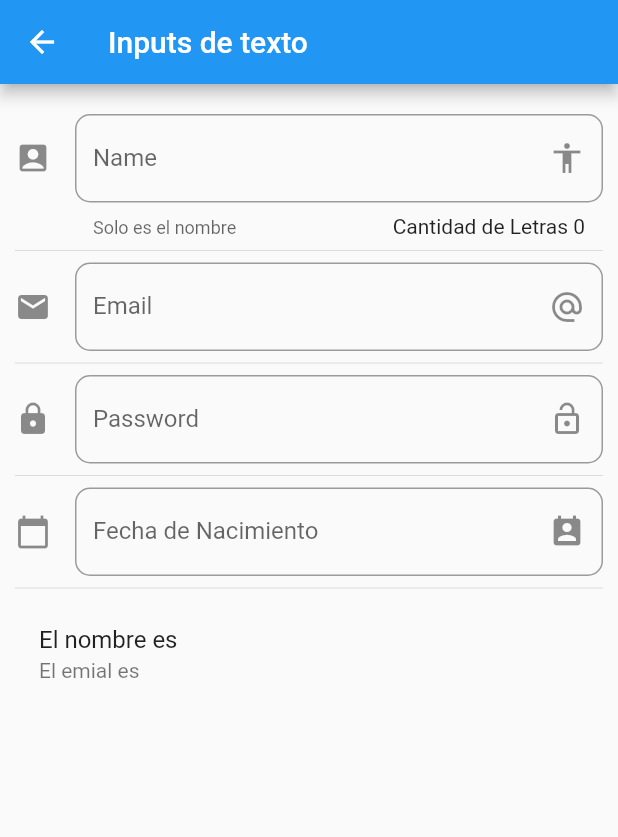
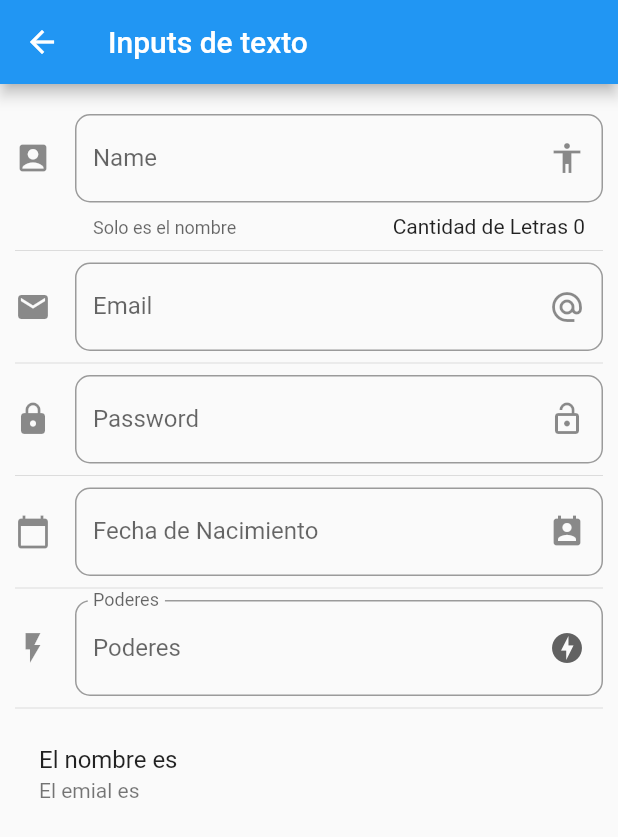
Before and after one commit to mattid89/flutter_components, a Flutter app: the screen it shows after launch, after a tap on "Inputs", on a phone screen of 412 x 824 dp. Shown: the top 837 px of the screen. Run offline on Flutter 3.47's test engine with Material 2 defaults, Android fonts, the phone set to English and light mode, and no system bars; network calls fail.

Commit message:
inputs date y dropdown

```diff
--- a/lib/main.dart
+++ b/lib/main.dart
@@ -1,5 +1,5 @@
 import 'package:flutter/material.dart';
-
+import 'package:flutter_localizations/flutter_localizations.dart';
 import 'package:componentes/src/pages/alert_page.dart';
 import 'package:componentes/src/routes/routes.dart';
 
@@ -11,6 +11,15 @@ class MyApp extends StatelessWidget {
     return MaterialApp(
       debugShowCheckedModeBanner: false,
       title: 'Componentes App',
+      localizationsDelegates: [
+        GlobalMaterialLocalizations.delegate,
+        GlobalWidgetsLocalizations.delegate,
+        GlobalCupertinoLocalizations.delegate,
+      ],
+      supportedLocales: [
+        const Locale('en'), // English
+        const Locale('es'),
+      ],
       // home: HomePage(),
       initialRoute: '/',
       routes: getApplicationRoutes(),
--- a/lib/src/pages/input_page.dart
+++ b/lib/src/pages/input_page.dart
@@ -11,9 +11,10 @@ class _InputPageState extends State<InputPage>
   String _nombre = '';
   String _email = '';
   String _password = '';
-  // DateTime _fecha = DateTime.now();
   String _fecha = '';
   TextEditingController _inputFieldDateController = new TextEditingController();
+  List<String> _poderes = ['Volar', 'Rayos X', 'Super Aliento', 'Super Fuerza'];
+  String _poder = '';
 
   @override
   void initState() {
@@ -43,6 +44,8 @@ class _InputPageState extends State<InputPage>
           _crearInputPassword(),
           Divider(),
           _crearInputFecha(),
+          Divider(),
+          _crearInputDropDown(),
           Divider(),
           _crearPersona(),
         ],
@@ -109,6 +112,7 @@ class _InputPageState extends State<InputPage>
       ),
       onChanged: (value) => setState(() {
         _password = value;
+        print(_password);
       }),
     );
   }
@@ -138,22 +142,59 @@ class _InputPageState extends State<InputPage>
       context: context,
       initialDate: DateTime.now(),
       firstDate: DateTime(2018),
-      lastDate: DateTime(2025));
+      lastDate: DateTime(2025),
+      locale: Locale('es', 'ES')
+    );
 
     if (picked != null) {
       setState(() {
-        _fecha = picked.toIso8601String();
+        _fecha = picked.toString();
         _inputFieldDateController.text = _fecha;
       });
     }
   }
 
+  List<DropdownMenuItem<String>> getDropDownList() {
+    List<DropdownMenuItem<String>> lista = new List();
+    _poderes.forEach((poder) {
+      lista.add(
+        DropdownMenuItem(
+          child: Text(poder),
+          value: poder,
+        )
+      );
+    });
+    return lista;
+  }
+
+  Widget _crearInputDropDown() {
+    return DropdownButtonFormField(
+      items: getDropDownList(),
+      decoration: InputDecoration(
+        border: OutlineInputBorder(
+          borderRadius: BorderRadius.circular(10.0)
+        ),
+        hintText: 'Poderes',
+        labelText: 'Poderes',
+        // helperText: 'La Contraseña',
+        suffixIcon: Icon(Icons.offline_bolt),
+        icon: Icon(Icons.flash_on)
+      ),
+      onChanged: (value) {
+        setState(() {
+          _poder = value;
+        });
+      },
+    );
+  }
+
 
   Widget _crearPersona() {
     return ListTile(
-             title: Text('El nombre es $_nombre'),
-             subtitle: Text('El emial es $_email'),
-           );
+      title: Text('El nombre es $_nombre'),
+      subtitle: Text('El emial es $_email'),
+      trailing: Text('$_poder'),
+    );
   }
 
 }
--- a/pubspec.yaml
+++ b/pubspec.yaml
@@ -22,6 +22,8 @@ environment:
 
 dependencies:
   flutter:
+    sdk: flutter
+  flutter_localizations:
     sdk: flutter
 
 
```
Also changed, not shown: pubspec.lock.
